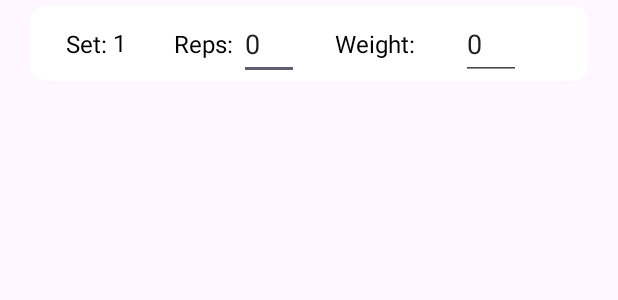
After one commit to SbusisoC/Best-You, an Android app: the layout setsentry.xml on its own in the app's theme, with its tools: preview values and no code run, on a phone screen of 412 x 824 dp. The commit adds this screen. Shown: the top 300 px of the screen. Run offline under Robolectric (Android 15) with nearby library versions, the phone set to English and light mode, and no system bars.

Commit message:
18th Commit weight updates

```diff
--- a/app/src/main/AndroidManifest.xml
+++ b/app/src/main/AndroidManifest.xml
@@ -37,6 +37,7 @@
             android:exported="false" />
         <activity
             android:name=".activities.DetailedActivity"
+            android:windowSoftInputMode="adjustResize"
             android:exported="false" />
         <activity
             android:name=".activities.ShowAllWorkoutsActivity"
--- /dev/null
+++ b/app/src/main/res/layout/setsentry.xml
@@ -0,0 +1,102 @@
+<?xml version="1.0" encoding="utf-8"?>
+<androidx.cardview.widget.CardView xmlns:android="http://schemas.android.com/apk/res/android"
+    xmlns:app="http://schemas.android.com/apk/res-auto"
+    xmlns:tools="http://schemas.android.com/tools"
+    android:layout_width="match_parent"
+    android:layout_height="50dp"
+    android:layout_marginLeft="20dp"
+    android:layout_marginTop="4dp"
+    android:layout_marginBottom="2dp"
+    android:layout_marginRight="20dp"
+    android:elevation="15dp"
+    app:cardCornerRadius="10dp">
+
+    <androidx.constraintlayout.widget.ConstraintLayout
+        android:layout_width="match_parent"
+        android:layout_height="match_parent">
+
+        <TextView
+            android:id="@+id/setsText"
+            android:layout_width="wrap_content"
+            android:layout_height="wrap_content"
+            android:layout_marginStart="24dp"
+            android:elevation="50dp"
+            android:text="Set:"
+            android:textSize="16sp"
+            android:textColor="@color/black"
+            android:textStyle="normal"
+            app:layout_constraintBottom_toBottomOf="parent"
+            app:layout_constraintStart_toStartOf="parent"
+            app:layout_constraintTop_toTopOf="parent" />
+
+        <TextView
+            android:id="@+id/setNumber"
+            android:layout_width="wrap_content"
+            android:layout_height="23dp"
+            android:layout_marginStart="4dp"
+            android:elevation="50dp"
+            android:text="1"
+            android:textSize="16sp"
+            android:textColor="@color/black"
+            android:textStyle="normal"
+            app:layout_constraintBottom_toBottomOf="parent"
+            app:layout_constraintStart_toEndOf="@id/setsText"
+            app:layout_constraintTop_toTopOf="parent" />
+
+        <TextView
+            android:id="@+id/repsText"
+            android:layout_width="wrap_content"
+            android:layout_height="wrap_content"
+            android:layout_marginStart="32dp"
+            android:elevation="50dp"
+            android:text="Reps:"
+            android:textColor="@color/black"
+            android:textSize="16sp"
+            android:textStyle="normal"
+            app:layout_constraintBottom_toBottomOf="parent"
+            app:layout_constraintStart_toEndOf="@id/setNumber"
+            app:layout_constraintTop_toTopOf="parent" />
+
+        <EditText
+            android:id="@+id/editTextReps"
+            android:layout_width="40dp"
+            android:layout_height="48dp"
+            android:layout_marginStart="4dp"
+            android:inputType="number"
+            android:text="0"
+            app:layout_constraintBottom_toBottomOf="@+id/repsText"
+            app:layout_constraintStart_toEndOf="@+id/repsText"
+            app:layout_constraintTop_toTopOf="@+id/repsText" />
+
+        <TextView
+            android:id="@+id/weightText"
+            android:layout_width="wrap_content"
+            android:layout_height="wrap_content"
+            android:layout_marginStart="24dp"
+            android:elevation="50dp"
+            android:text="Weight:"
+            android:textColor="@color/black"
+            android:textSize="16sp"
+            android:textStyle="normal"
+            app:layout_constraintBottom_toBottomOf="parent"
+            app:layout_constraintStart_toEndOf="@+id/editTextReps"
+            app:layout_constraintTop_toTopOf="parent" />
+
+        <EditText
+            android:id="@+id/weightEntry"
+            android:layout_width="40dp"
+            android:layout_height="48dp"
+            android:layout_marginStart="2dp"
+            android:layout_marginEnd="16dp"
+            android:inputType="number"
+            android:text="0"
+            app:layout_constraintBottom_toBottomOf="@+id/weightText"
+            app:layout_constraintEnd_toEndOf="parent"
+            app:layout_constraintStart_toEndOf="@+id/weightText"
+            app:layout_constraintTop_toTopOf="@+id/weightText" />
+
+
+
+    </androidx.constraintlayout.widget.ConstraintLayout>
+
+</androidx.cardview.widget.CardView>
```
Also changed, not shown: app/src/main/java/com/example/bestyou/activities/DetailedActivity.java (+57 -3 lines), app/src/main/java/com/example/bestyou/adapters/SetEntryAdapter.java (added, +50 -0 lines), app/src/main/res/layout/activity_detailed.xml (+28 -12 lines).
